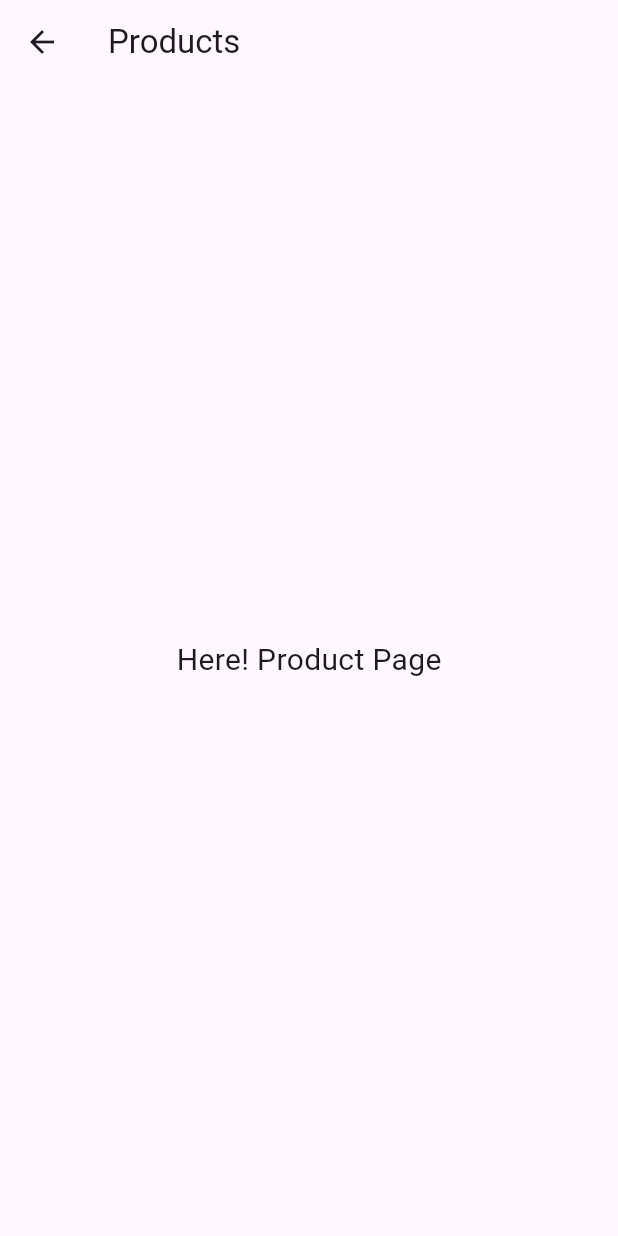
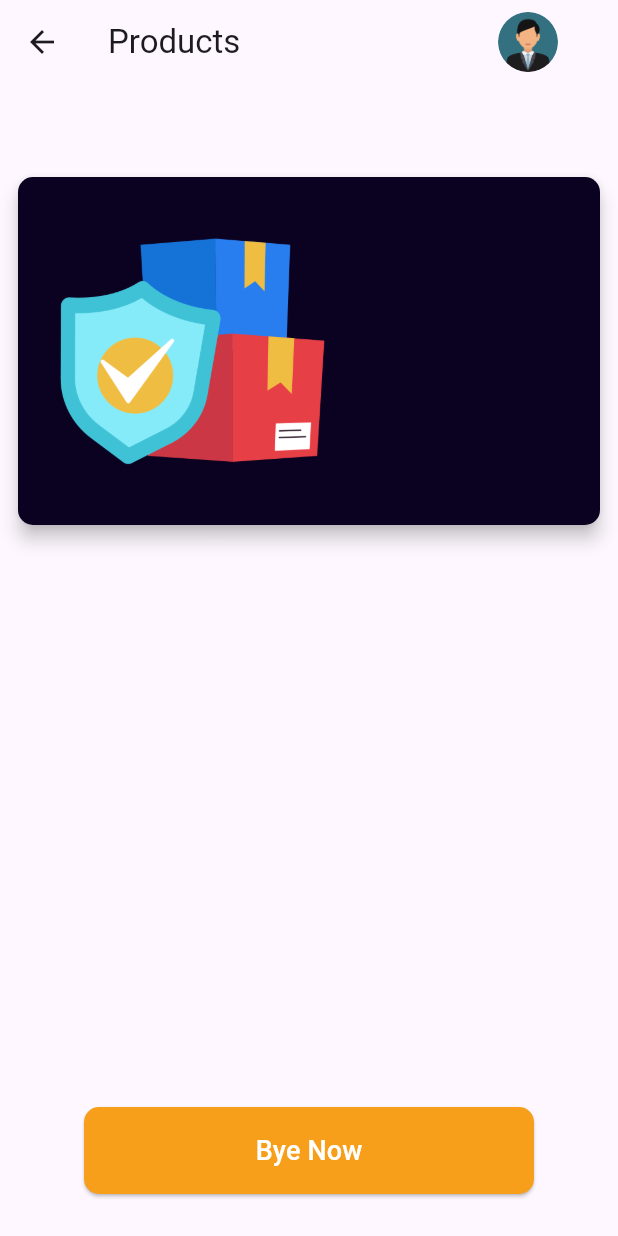
Before and after one commit to Janith1998/flutter-app, a Flutter app: the ProductsScreen screen opened directly, on a phone screen of 412 x 824 dp. Run offline on Flutter 3.47's test engine with Material 3 defaults, Android fonts, the phone set to English and light mode, and no system bars.

Commit message:
Added avatar icone , card and button to product screen

```diff
--- a/lib/screens/products_screen.dart
+++ b/lib/screens/products_screen.dart
@@ -6,9 +6,84 @@ class ProductsScreen extends StatelessWidget {
   @override
   Widget build(BuildContext context) {
     return Scaffold(
-      appBar: AppBar(title: Text('Products')),
-      body: const Center(
-        child: Text('Here! Product Page', style: TextStyle(fontSize: 20)),
+      appBar: AppBar(
+        title: Text('Products'),
+        actions: [
+          Padding(
+            padding: const EdgeInsets.only(right: 40.0),
+            child: GestureDetector(
+              onTap: () {
+                print('go to profile');
+              },
+              child: const CircleAvatar(
+                radius: 20,
+                backgroundImage: AssetImage("assets/images/user.png"),
+              ),
+            ),
+          ),
+        ],
+      ),
+      body: Padding(
+        padding: const EdgeInsets.all(8.0),
+        child: Column(
+          children: [
+            Padding(
+              padding: const EdgeInsets.only(top: 50.0),
+              child: Card(
+                elevation: 5,
+                color: const Color.fromARGB(255, 11, 1, 32),
+                shape: RoundedRectangleBorder(
+                  borderRadius: BorderRadius.circular(10),
+                ),
+                child: Padding(
+                  padding: const EdgeInsets.all(16.0),
+                  child: Row(
+                    mainAxisAlignment: MainAxisAlignment.start,
+                    children: [
+                      Container(
+                        height: 200,
+                        width: 200,
+                        decoration: BoxDecoration(
+                          image: DecorationImage(
+                            image: AssetImage('assets/images/p1.png'),
+                            fit: BoxFit.cover,
+                          ),
+                          borderRadius: BorderRadius.circular(10),
+                        ),
+                      ),
+                    ],
+                  ),
+                ),
+              ),
+            ),
+            const Spacer(),
+            Padding(
+              padding: const EdgeInsets.only(bottom: 20.0),
+              child: SizedBox(
+                width: 300,
+                child: ElevatedButton(
+                  onPressed: () {
+                    print("hey product");
+                  },
+                  style: ElevatedButton.styleFrom(
+                    backgroundColor: const Color.fromARGB(255, 247, 159, 26),
+                    padding: const EdgeInsets.symmetric(vertical: 16.0),
+                    shape: RoundedRectangleBorder(
+                      borderRadius: BorderRadius.circular(10),
+                    ),
+                  ),
+                  child: const Text(
+                    "Bye Now",
+                    style: TextStyle(
+                      fontSize: 18,
+                      color: Color.fromARGB(255, 255, 255, 255),
+                    ),
+                  ),
+                ),
+              ),
+            ),
+          ],
+        ),
       ),
     );
   }
--- a/pubspec.yaml
+++ b/pubspec.yaml
@@ -59,9 +59,9 @@ flutter:
   uses-material-design: true
 
   # To add assets to your application, add an assets section, like this:
-  # assets:
-  #   - images/a_dot_burr.jpeg
-  #   - images/a_dot_ham.jpeg
+  assets:
+    - assets/images/
+
 
   # An image asset can refer to one or more resolution-specific "variants", see
   # https://flutter.dev/to/resolution-aware-images
```
Also changed, not shown: assets/images/girl.png (added), assets/images/p1.png (added), assets/images/user.png (added), assets/images/w1.png (added).
